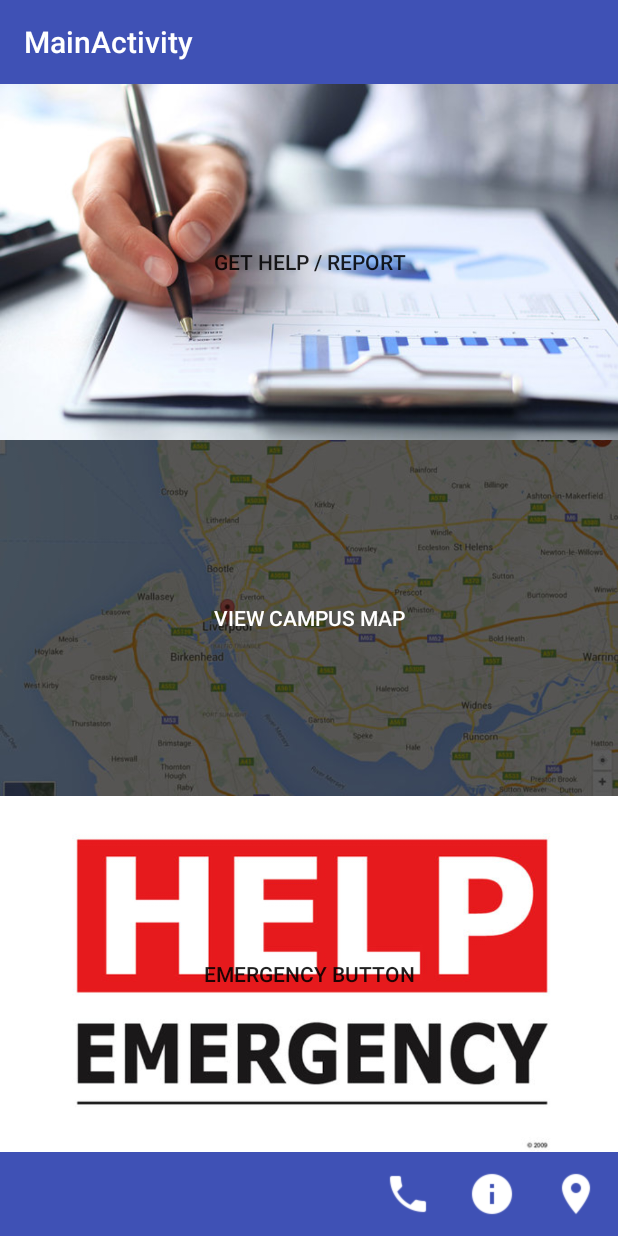
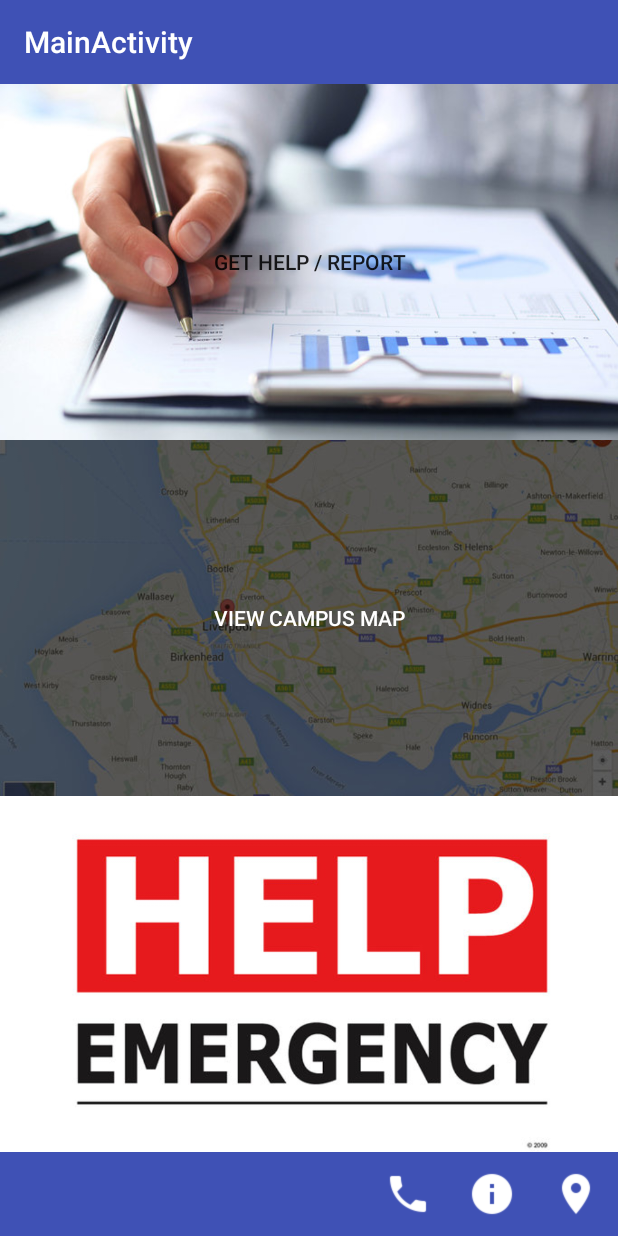
Before and after one commit to edorkacerja/Emergency-app-, an Android app: the screen it shows after launch (MainActivity), on a phone screen of 412 x 824 dp. Run offline under Robolectric (Android 15) with nearby library versions, the phone set to English and light mode, and no system bars.

Commit message:
removed text at emergency button

```diff
--- a/app/src/main/res/layout/activity_main.xml
+++ b/app/src/main/res/layout/activity_main.xml
@@ -54,7 +54,7 @@
             android:layout_width="match_parent"
             android:layout_height="0dp"
             android:layout_weight="1"
-            android:text="Emergency button"
+            android:text=""
             style="?android:attr/borderlessButtonStyle"
             android:background="@drawable/rsz_1emergency"/>
 
```
